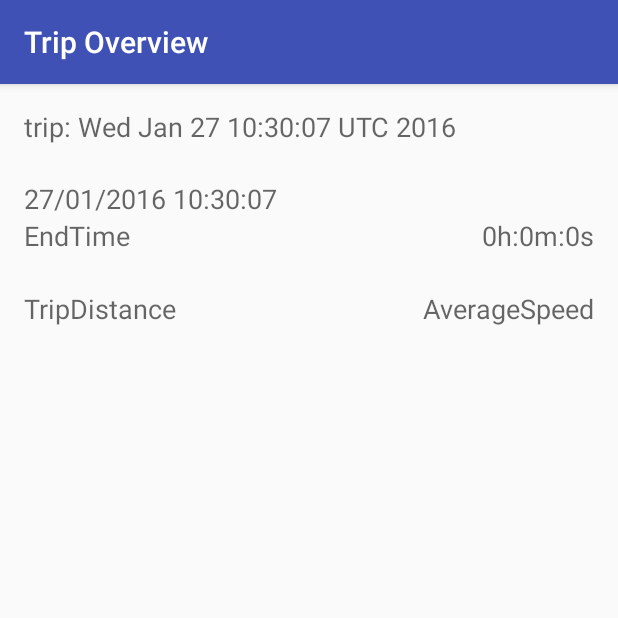
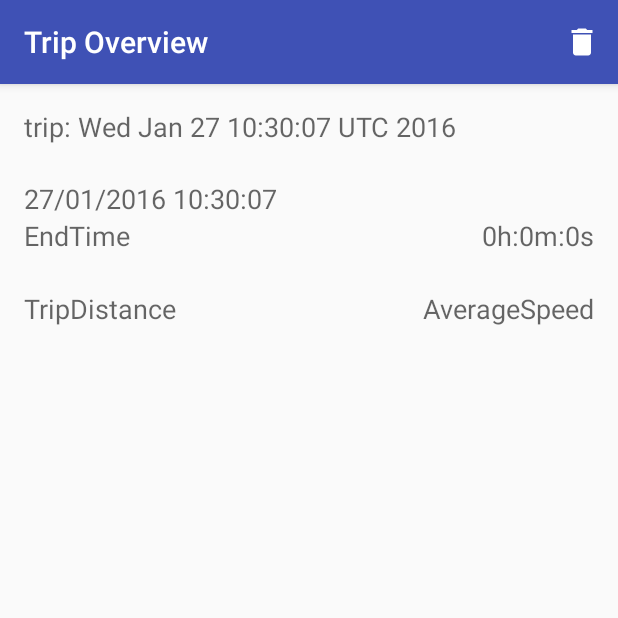
Before and after one commit to rakj1/AverageSpeed, an Android app: the screen it shows after launch (ActivityDisplayTrip before the commit, ActivityViewTrip after it), after a tap on an icon or button, on a phone screen of 412 x 824 dp, the top half of it. Run offline under Robolectric (Android 15) with nearby library versions, the phone set to English and light mode, and no system bars; 2 statements that could not run were skipped; 1 other tap on this screen came first.

Commit message:
Added in icon and ability to delete a trip from it's view screen

```diff
--- a/app/src/main/AndroidManifest.xml
+++ b/app/src/main/AndroidManifest.xml
@@ -16,7 +16,7 @@
         android:supportsRtl="true"
         android:theme="@style/AppTheme">
         <activity
-            android:name=".Activity.ActivityCustomListViewTrip"
+            android:name=".Activity.ActivityListTrips"
             android:label="@string/app_name">
             <intent-filter>
                 <action android:name="android.intent.action.MAIN" />
@@ -25,20 +25,20 @@
             </intent-filter>
         </activity>
         <activity
-            android:name=".Activity.ActivityDisplayTrip"
+            android:name=".Activity.ActivityViewTrip"
             android:label="Trip Overview">
             <meta-data
                 android:name="android.support.PARENT_ACTIVITY"
-                android:value="nz.ones.ryanj.averagespeed.Activity.ActivityCustomListViewTrip" />
+                android:value=".Activity.ActivityListTrips" />
         </activity>
         <activity
             android:name=".Activity.ActivityNewTrip"
             android:label="@string/title_activity_activity_new_trip"
-            android:parentActivityName=".Activity.ActivityCustomListViewTrip"
+            android:parentActivityName=".Activity.ActivityListTrips"
             android:theme="@style/AppTheme.NoActionBar">
             <meta-data
                 android:name="android.support.PARENT_ACTIVITY"
-                android:value="nz.ones.ryanj.averagespeed.Activity.ActivityCustomListViewTrip" />
+                android:value=".Activity.ActivityListTrips" />
         </activity>
 
         <uses-permission android:name="android.permission.INTERNET" />
@@ -67,7 +67,7 @@
             android:label="@string/title_activity_view_trip_on_mas">
             <meta-data
                 android:name="android.support.PARENT_ACTIVITY"
-                android:value="nz.ones.ryanj.averagespeed.Activity.ActivityDisplayTrip" />
+                android:value=".Activity.ActivityViewTrip" />
         </activity>
     </application>
 
--- a/app/src/main/java/nz/ones/ryanj/averagespeed/Activity/ActivityCustomListViewTrip.java
+++ b/app/src/main/java/nz/ones/ryanj/averagespeed/Activity/ActivityListTrips.java
@@ -25,12 +25,12 @@ import static android.util.Log.d;
 /**
  * Created by Ryan Jones on 14/12/2015.
  */
-public class ActivityCustomListViewTrip extends AppCompatActivity{
+public class ActivityListTrips extends AppCompatActivity{
 
     private final String DEBUG_TAG =  "AverageSpeed." + getClass().getCanonicalName();
     private final int REQUEST_GPS = 1;
 
-    public ActivityCustomListViewTrip CustomListView = null;
+    public ActivityListTrips CustomListView = null;
     private ArrayList<Trip> trips = null;
     private DatabaseHandler db;
     private View mLayout;
@@ -92,7 +92,7 @@ public class ActivityCustomListViewTrip extends AppCompatActivity{
     {
         Trip tempTrip = trips.get(mPosition);
         d(DEBUG_TAG, "Opening Trip:" + mPosition + " " + tempTrip.Name());
-        Intent i = new Intent(getBaseContext(), ActivityDisplayTrip.class);
+        Intent i = new Intent(getBaseContext(), ActivityViewTrip.class);
         i.putExtra("TRIP_ID", tempTrip.ID());
         startActivity(i);
     }
@@ -111,7 +111,7 @@ public class ActivityCustomListViewTrip extends AppCompatActivity{
                             Snackbar.LENGTH_INDEFINITE).setAction("Ok", new View.OnClickListener() {
                         @Override
                         public void onClick(View view) {
-                            ActivityCompat.requestPermissions(ActivityCustomListViewTrip.this, new String[]{permission}, RequestCode);
+                            ActivityCompat.requestPermissions(ActivityListTrips.this, new String[]{permission}, RequestCode);
                         }
                     }).show();
                     b = false;
--- a/app/src/main/java/nz/ones/ryanj/averagespeed/Activity/ActivityNewTrip.java
+++ b/app/src/main/java/nz/ones/ryanj/averagespeed/Activity/ActivityNewTrip.java
@@ -131,7 +131,6 @@ public class ActivityNewTrip extends AppCompatActivity implements
         Location location = LocationServices.FusedLocationApi.getLastLocation(mGoogleApiClient);
         if (location == null)
             LocationServices.FusedLocationApi.requestLocationUpdates(mGoogleApiClient, mLocationRequest, this);
-
         d(DEBUG_TAG, "Location services connected");
     }
 
--- a/app/src/main/java/nz/ones/ryanj/averagespeed/Activity/ActivityDisplayTrip.java
+++ b/app/src/main/java/nz/ones/ryanj/averagespeed/Activity/ActivityViewTrip.java
@@ -1,10 +1,16 @@
 package nz.ones.ryanj.averagespeed.Activity;
 
+import android.app.ActionBar;
+import android.app.Activity;
 import android.app.AlertDialog;
 import android.content.DialogInterface;
 import android.content.Intent;
+import android.os.Bundle;
+import android.support.v7.app.ActionBarActivity;
 import android.support.v7.app.AppCompatActivity;
-import android.os.Bundle;
+import android.view.Menu;
+import android.view.MenuInflater;
+import android.view.MenuItem;
 import android.view.View;
 import android.widget.Button;
 import android.widget.TextView;
@@ -18,16 +24,18 @@ import nz.ones.ryanj.averagespeed.DataObjects.Trip;
 
 import static android.util.Log.d;
 
-public class ActivityDisplayTrip extends AppCompatActivity {
+public class ActivityViewTrip extends AppCompatActivity {
 
     private final String DEBUG_TAG =  "AverageSpeed." + getClass().getCanonicalName();
+    private int tripId;
     private DatabaseHandler db;
 
     @Override
     protected void onCreate(Bundle savedInstanceState)
     {
         super.onCreate(savedInstanceState);
-        setContentView(R.layout.activity_activity_display_trip);
+        setContentView(R.layout.activity_activity_view_trip);
+
         db = new DatabaseHandler(getBaseContext());
 
         Bundle extras = getIntent().getExtras();
@@ -37,9 +45,13 @@ public class ActivityDisplayTrip extends AppCompatActivity {
             end("Can't find trip position");
         }
         Trip thisTrip = db.getTrip(extras.getInt("TRIP_ID"));
-        final int tripId = thisTrip.ID();
+        tripId = thisTrip.ID();
 
-        /********Boring UI binding********/
+        /******** Show the action bar ********/
+        android.support.v7.app.ActionBar mActionBar = getSupportActionBar();
+        mActionBar.show();
+
+        /******** Boring UI binding ********/
         TextView Name = (TextView) findViewById(R.id.textViewName);
         Name.setText(thisTrip.Name());
 
@@ -56,7 +68,7 @@ public class ActivityDisplayTrip extends AppCompatActivity {
         TextView Distance = (TextView) findViewById(R.id.textViewDistance);
         //Distance.setText(TODO);
 
-        /**** Button OnClicks ****/
+        /******** Button OnClicks ********/
         Button viewTrip = (Button) findViewById(R.id.buttonViewTripMap);
         viewTrip.setOnClickListener(new Button.OnClickListener()
         {
@@ -66,6 +78,54 @@ public class ActivityDisplayTrip extends AppCompatActivity {
                 startActivity(i);
             }
         });
+    }
+
+    @Override
+    public boolean onCreateOptionsMenu(Menu menu)
+    {
+        getMenuInflater().inflate(R.menu.activity_view_trip, menu);
+        //return super.onCreateOptionsMenu(menu);
+        return true;
+    }
+
+    @Override
+    public boolean onOptionsItemSelected(MenuItem item)
+    {
+        int id = item.getItemId();
+        if (id == R.id.action_delete) {
+            // Delete the current trip
+            confirmDelete();
+            return true;
+        }
+        return super.onOptionsItemSelected(item);
+    }
+
+    private void confirmDelete()
+    {
+        AlertDialog.Builder builder = new AlertDialog.Builder(this);
+
+        builder.setTitle("Confirm");
+        builder.setMessage("Are you sure?");
+
+        builder.setPositiveButton("YES", new DialogInterface.OnClickListener() {
+            public void onClick(DialogInterface dialog, int which) {
+                // Do nothing but close the dialog
+                db = new DatabaseHandler(getBaseContext());
+                db.deleteTripAndPoints(tripId);
+                dialog.dismiss();
+                finish();
+            }
+
+        });
+        builder.setNegativeButton("NO", new DialogInterface.OnClickListener() {
+            @Override
+            public void onClick(DialogInterface dialog, int which) {
+                // Do nothing
+                dialog.dismiss();
+            }
+        });
+        AlertDialog alert = builder.create();
+        alert.show();
     }
 
     private void end(String errMsg)
--- a/app/src/main/java/nz/ones/ryanj/averagespeed/Activity/ActivityViewTripOnMap.java
+++ b/app/src/main/java/nz/ones/ryanj/averagespeed/Activity/ActivityViewTripOnMap.java
@@ -70,6 +70,7 @@ public class ActivityViewTripOnMap extends FragmentActivity implements OnMapRead
             mMap.addMarker(new MarkerOptions().position(latLng));
         }
         mMap.moveCamera(CameraUpdateFactory.newLatLng(latLng));
+        mMap.animateCamera(CameraUpdateFactory.zoomTo(16.0f));
     }
 
     private void end(String errMsg)
--- a/app/src/main/java/nz/ones/ryanj/averagespeed/CustomTripAdapter.java
+++ b/app/src/main/java/nz/ones/ryanj/averagespeed/CustomTripAdapter.java
@@ -13,7 +13,7 @@ import android.widget.TextView;
 
 import java.util.ArrayList;
 
-import nz.ones.ryanj.averagespeed.Activity.ActivityCustomListViewTrip;
+import nz.ones.ryanj.averagespeed.Activity.ActivityListTrips;
 import nz.ones.ryanj.averagespeed.DataObjects.Trip;
 
 /**
@@ -122,8 +122,8 @@ public class CustomTripAdapter extends BaseAdapter implements View.OnClickListen
 
         @Override
         public void onClick(View arg0) {
-            ActivityCustomListViewTrip sct = (ActivityCustomListViewTrip)activity;
-            /****  Call  onItemClick Method inside ActivityCustomListViewTrip Class ( See Below )****/
+            ActivityListTrips sct = (ActivityListTrips)activity;
+            /****  Call  onItemClick Method inside ActivityListTrips Class ( See Below )****/
             sct.onItemClick(mPosition);
         }
     }
--- a/app/src/main/res/layout/activity_activity_display_trip.xml
+++ b/app/src/main/res/layout/activity_activity_view_trip.xml
@@ -5,7 +5,7 @@
     android:paddingRight="@dimen/activity_horizontal_margin"
     android:paddingTop="@dimen/activity_vertical_margin"
     android:paddingBottom="@dimen/activity_vertical_margin"
-    tools:context="nz.ones.ryanj.averagespeed.Activity.ActivityDisplayTrip">
+    tools:context=".Activity.ActivityViewTrip">
 
     <TextView
         android:layout_width="wrap_content"
@@ -80,4 +80,5 @@
         android:layout_alignEnd="@+id/textViewAverage"
         android:layout_alignParentLeft="true"
         android:layout_alignParentStart="true" />
+
 </RelativeLayout>
--- /dev/null
+++ b/app/src/main/res/menu/activity_view_trip.xml
@@ -0,0 +1,12 @@
+<?xml version="1.0" encoding="utf-8"?>
+<menu xmlns:android="http://schemas.android.com/apk/res/android"
+    xmlns:app="http://schemas.android.com/apk/res-auto">
+
+    <item
+        android:id="@+id/action_delete"
+        android:title="@string/action_delete"
+        android:icon="@mipmap/ic_delete_white_24dp"
+        android:orderInCategory="100"
+        app:showAsAction="ifRoom|withText" />
+
+</menu>
--- a/app/src/main/res/values/strings.xml
+++ b/app/src/main/res/values/strings.xml
@@ -3,4 +3,5 @@
     <string name="action_settings">Settings</string>
     <string name="title_activity_activity_new_trip">ActivityNewTrip</string>
     <string name="title_activity_view_trip_on_mas">View Trip Path</string>
+    <string name="action_delete">Delete Trip</string>
 </resources>
```
Also changed, not shown: app/src/main/java/nz/ones/ryanj/averagespeed/DatabaseHandler.java (+16 -1 lines), app/src/main/res/mipmap-hdpi/ic_delete_black_24dp.png (added), app/src/main/res/mipmap-hdpi/ic_delete_white_24dp.png (added), app/src/main/res/mipmap-mdpi/ic_delete_black_24dp.png (added), app/src/main/res/mipmap-mdpi/ic_delete_white_24dp.png (added), app/src/main/res/mipmap-xhdpi/ic_delete_black_24dp.png (added), app/src/main/res/mipmap-xhdpi/ic_delete_white_24dp.png (added), app/src/main/res/mipmap-xxhdpi/ic_delete_black_24dp.png (added), app/src/main/res/mipmap-xxhdpi/ic_delete_white_24dp.png (added), app/src/main/res/mipmap-xxxhdpi/ic_delete_black_24dp.png (added), app/src/main/res/mipmap-xxxhdpi/ic_delete_white_24dp.png (added).
